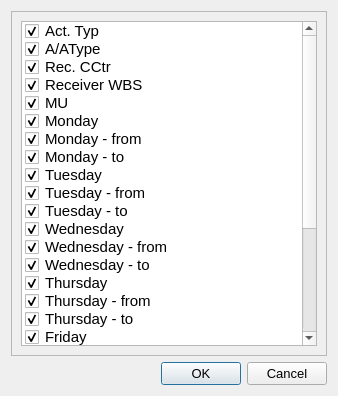
Old version of the form app/gui/configure_columns_window.ui in the repository Dylan-Dotti/GHD-Auto-Time-Entry.
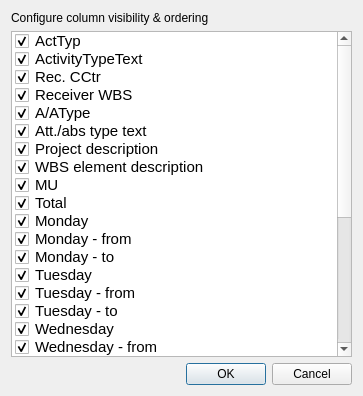
New version of the form.

Commit message: Added saving and loading of updates to configure_columns_window

The edit to the form file:
```diff
--- a/app/gui/configure_columns_window.ui
+++ b/app/gui/configure_columns_window.ui
@@ -9,7 +9,7 @@
    <rect>
     <x>0</x>
     <y>0</y>
-    <width>338</width>
+    <width>363</width>
     <height>396</height>
    </rect>
   </property>
@@ -18,22 +18,19 @@
   </property>
   <layout class="QVBoxLayout" name="verticalLayout">
    <item>
-    <widget class="QScrollArea" name="scrollArea">
-     <property name="widgetResizable">
-      <bool>true</bool>
+    <widget class="QLabel" name="label_2">
+     <property name="font">
+      <font>
+       <pointsize>9</pointsize>
+      </font>
      </property>
-     <widget class="QWidget" name="scrollAreaWidgetContents">
-      <property name="geometry">
-       <rect>
-        <x>0</x>
-        <y>0</y>
-        <width>318</width>
-        <height>346</height>
-       </rect>
-      </property>
-      <layout class="QGridLayout" name="gridLayout">
-       <item row="0" column="0">
-        <widget class="QListWidget" name="listWidget">
+     <property name="text">
+      <string>Configure column visibility &amp; ordering</string>
+     </property>
+    </widget>
+   </item>
+   <item>
+    <widget class="QListWidget" name="configure_columns_list">
          <property name="font">
           <font>
            <pointsize>11</pointsize>
@@ -44,7 +41,7 @@
          </property>
          <item>
           <property name="text">
-           <string>Act. Typ</string>
+       <string>ActTyp</string>
           </property>
           <property name="checkState">
            <enum>Checked</enum>
@@ -52,7 +49,7 @@
          </item>
          <item>
           <property name="text">
-           <string>A/AType</string>
+       <string>ActivityTypeText</string>
           </property>
           <property name="checkState">
            <enum>Checked</enum>
@@ -73,6 +70,41 @@
           <property name="checkState">
            <enum>Checked</enum>
           </property>
+      <property name="flags">
+       <set>ItemIsSelectable|ItemIsDragEnabled|ItemIsEnabled</set>
+      </property>
+     </item>
+     <item>
+      <property name="text">
+       <string>A/AType</string>
+      </property>
+      <property name="checkState">
+       <enum>Checked</enum>
+      </property>
+     </item>
+     <item>
+      <property name="text">
+       <string>Att./abs type text</string>
+      </property>
+      <property name="checkState">
+       <enum>Checked</enum>
+      </property>
+     </item>
+     <item>
+      <property name="text">
+       <string>Project description</string>
+      </property>
+      <property name="checkState">
+       <enum>Checked</enum>
+      </property>
+     </item>
+     <item>
+      <property name="text">
+       <string>WBS element description</string>
+      </property>
+      <property name="checkState">
+       <enum>Checked</enum>
+      </property>
          </item>
          <item>
           <property name="text">
@@ -82,6 +114,14 @@
            <enum>Checked</enum>
           </property>
          </item>
+     <item>
+      <property name="text">
+       <string>Total</string>
+      </property>
+      <property name="checkState">
+       <enum>Checked</enum>
+      </property>
+     </item>
          <item>
           <property name="text">
            <string>Monday</string>
@@ -273,15 +313,11 @@
          </item>
         </widget>
        </item>
-      </layout>
-     </widget>
-    </widget>
-   </item>
    <item>
     <widget class="QDialogButtonBox" name="buttonBox">
      <property name="font">
       <font>
-       <pointsize>10</pointsize>
+       <pointsize>9</pointsize>
       </font>
      </property>
      <property name="orientation">
```
Lines whose indentation alone changed are shown as unchanged. The commit also changes 5 other files.
